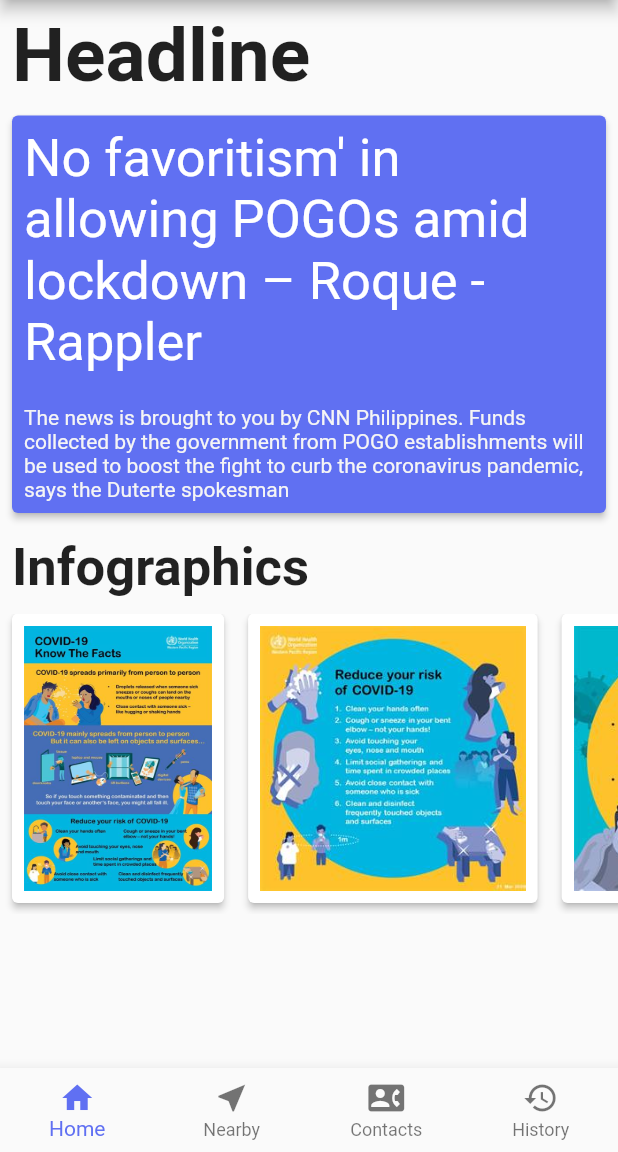
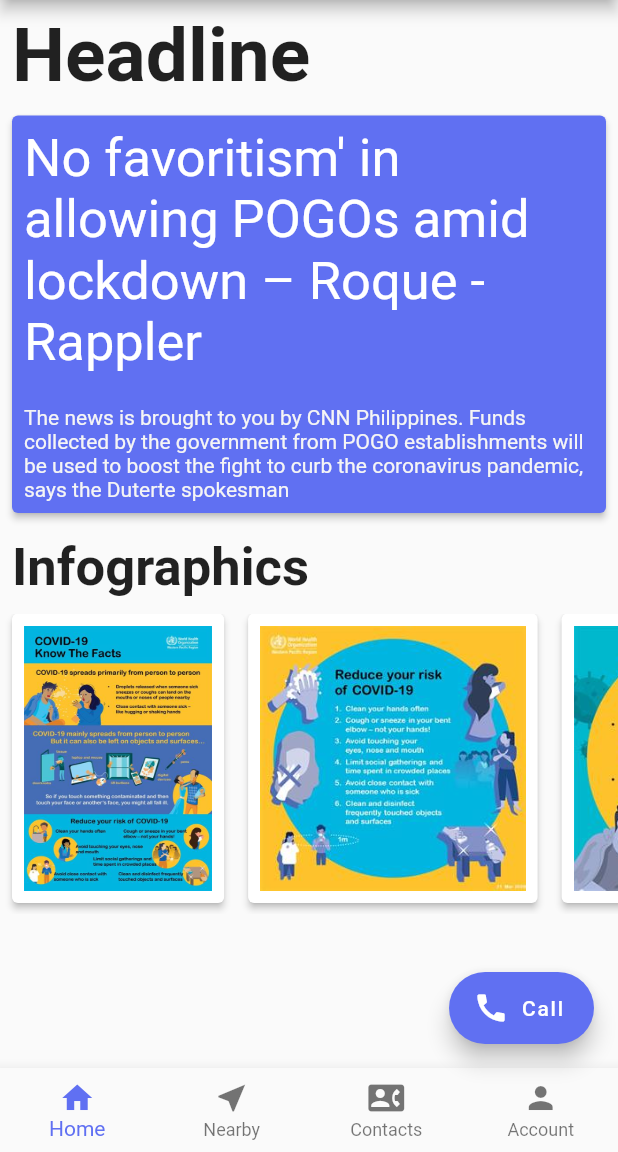
Before and after one commit to RadySonabu/SafePaths, a Flutter app: the screen it shows after launch, on a phone screen of 412 x 824 dp, the part 84-1236 px from its top. Run offline on Flutter 3.47's test engine with Material 2 defaults, Android fonts, the phone set to English and light mode, and no system bars.

Commit message:
Changed history -> account

```diff
--- a/lib/screens/NavBar.dart
+++ b/lib/screens/NavBar.dart
@@ -57,7 +57,7 @@ class _NavBarState extends State<NavBar> {
       case 3:
         _image = Icon(Icons.message);
         _label = 'message';
-        _title = 'SafePaths';
+        _title = 'SafePaths Acount';
         break;
       default:
         _image = Icon(Icons.message);
@@ -80,8 +80,19 @@ class _NavBarState extends State<NavBar> {
 
       ),
         floatingActionButton: Row(
+          mainAxisAlignment: MainAxisAlignment.end,
           children: <Widget>[
+            FloatingActionButton.extended(
+              onPressed: () {
 
+              },
+              icon: _image,
+              label: Text(_label),
+              backgroundColor: Color(0xFF6070f2),
+              splashColor: Colors.green,
+
+
+            ),
           ],
         ),
         bottomNavigationBar: BottomNavigationBar(
@@ -106,8 +117,8 @@ class _NavBarState extends State<NavBar> {
           ),
           BottomNavigationBarItem(
             backgroundColor: Colors.white,
-          icon: Icon(Icons.history, ),
-          title: Text('History', ),
+          icon: Icon(Icons.person, ),
+          title: Text('Account', ),
           ),
       ],
       currentIndex: _selectedIndex,
```
Also changed, not shown: lib/screens/HomeScreen.dart (+55 -4 lines), lib/screens/HospitalList.dart (+27 -1 lines).
